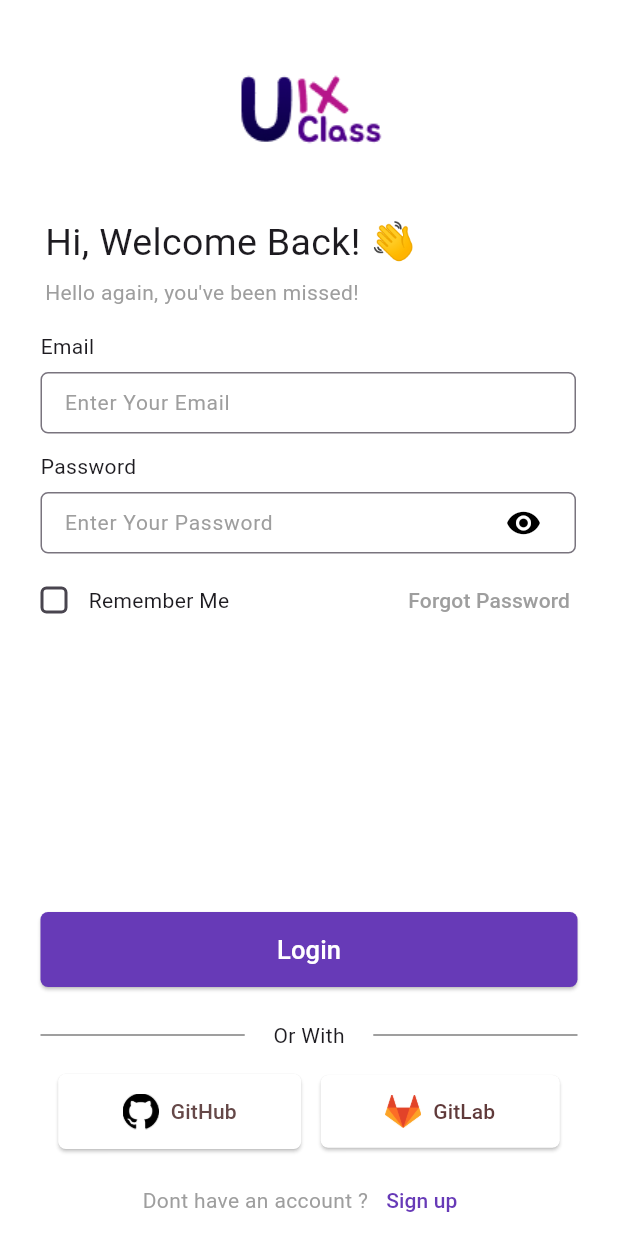
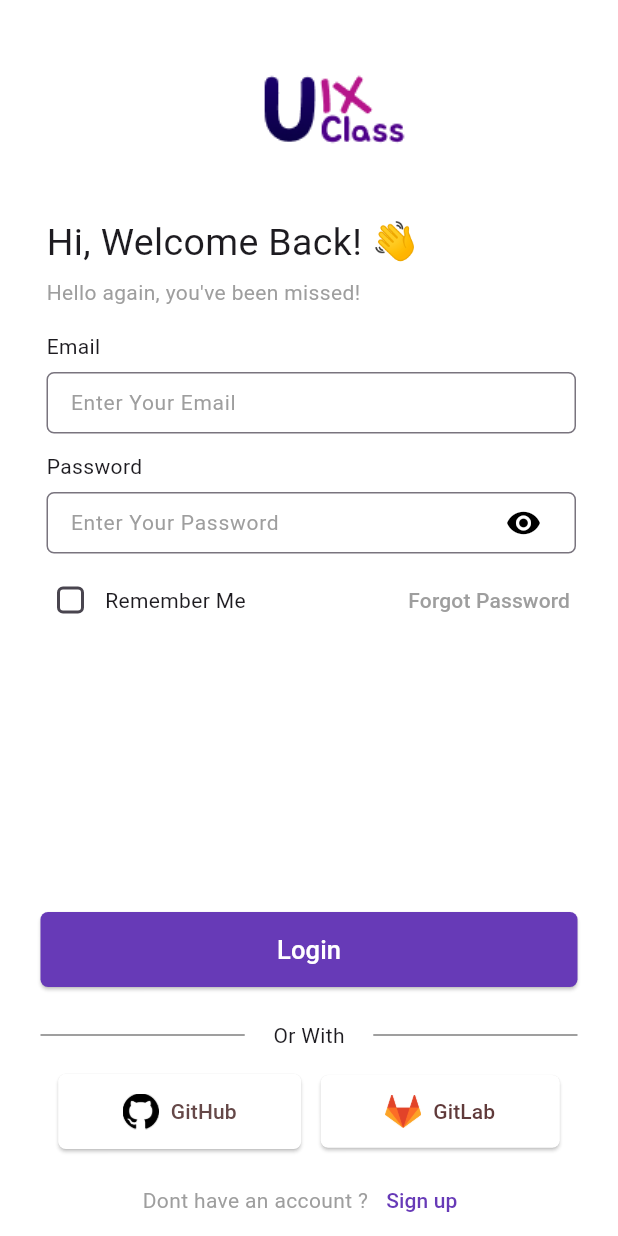
Before and after one commit to nikita-velikikh/color_app, a Flutter app: the screen it shows after launch, on a phone screen of 412 x 824 dp. Run offline on Flutter 3.47's test engine with Material 3 defaults, Android fonts, the phone set to English and light mode, and no system bars.

Commit message:
I dont know bro, its called fixed the padding change project somewhere at the very bottom

```diff
--- a/lib/src/screens_login/email_field.dart
+++ b/lib/src/screens_login/email_field.dart
@@ -5,7 +5,7 @@ class EmailField extends StatelessWidget {
   @override
   Widget build(BuildContext context) {
     return Container(
-      padding: EdgeInsets.only(left: 27, right: 28),
+      padding: EdgeInsets.only(right: 28),
       alignment: Alignment.centerLeft,
       child: Column(
         crossAxisAlignment: CrossAxisAlignment.start,
--- a/lib/src/screens_login/login_form.dart
+++ b/lib/src/screens_login/login_form.dart
@@ -9,7 +9,9 @@ class LoginForm extends StatelessWidget {
 
   @override
   Widget build(BuildContext context) {
-    return const Column(
+    return const Padding(
+      padding: EdgeInsets.only(left: 31),
+      child: Column(
         crossAxisAlignment: CrossAxisAlignment.start,
         children: [
           LogoText(),
@@ -20,6 +22,7 @@ class LoginForm extends StatelessWidget {
           SizedBox(height: 7),
           PasswordInfo(),
         ],
+      ),
     );
   }
 }
--- a/lib/src/screens_login/logo_text.dart
+++ b/lib/src/screens_login/logo_text.dart
@@ -18,9 +18,7 @@ class LogoText extends StatelessWidget {
             child: const LogoImage(),
           ),
         ),
-        const Padding(
-          padding: EdgeInsets.symmetric(horizontal: 30),
-          child: Column(
+        Column(
           crossAxisAlignment: CrossAxisAlignment.start,
           children: [
             Text(
@@ -34,7 +32,6 @@ class LogoText extends StatelessWidget {
             ),
           ],
         ),
-        ),
       ],
     );
   }
--- a/lib/src/screens_login/password_field.dart
+++ b/lib/src/screens_login/password_field.dart
@@ -13,7 +13,7 @@ class PasswordFieldState extends State<PasswordField> {
   @override
   Widget build(BuildContext context) {
     return Container(
-      padding: EdgeInsets.only(left: 27, right: 28),
+      padding: EdgeInsets.only(right: 28),
       alignment: Alignment.centerLeft,
       child: Column(
         crossAxisAlignment: CrossAxisAlignment.start,
--- a/lib/src/screens_login/password_info.dart
+++ b/lib/src/screens_login/password_info.dart
@@ -12,7 +12,7 @@ class PasswordInfoState extends State<PasswordInfo> {
   @override
   Widget build(BuildContext context) {
     return Container(
-      padding: EdgeInsets.only(left: 20, right: 20),
+      padding: EdgeInsets.only(right: 20),
       child: Row(
         mainAxisAlignment: MainAxisAlignment.spaceBetween,
         children: [
```
Also changed, not shown: 250 other files. Lines whose indentation alone changed are shown as unchanged.
